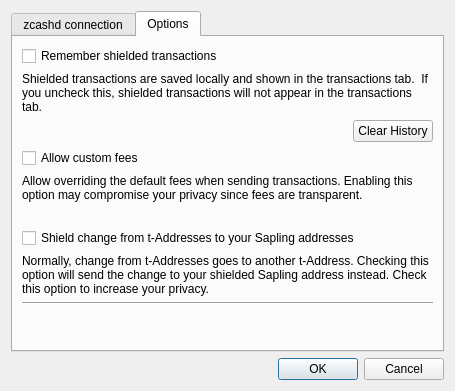
This is src/settings.ui in z-bitcoinz/BitcoinZ_Blue as Qt 5 draws it before an edit. The edited form follows.
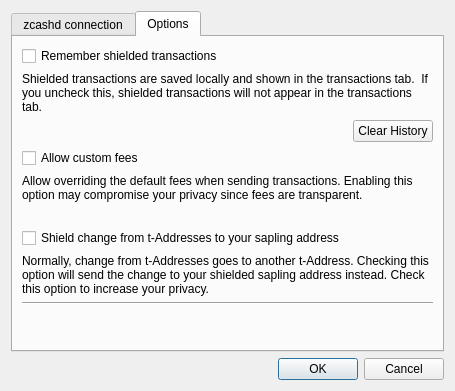
This is the edited form.

Patch:
```diff
--- a/src/settings.ui
+++ b/src/settings.ui
@@ -216,7 +216,7 @@
        <item row="7" column="0" colspan="2">
         <widget class="QLabel" name="label_7">
          <property name="text">
-          <string>Normally, change from t-Addresses goes to another t-Address. Checking this option will send the change to your shielded Sapling address instead. Check this option to increase your privacy.</string>
+          <string>Normally, change from t-Addresses goes to another t-Address. Checking this option will send the change to your shielded sapling address instead. Check this option to increase your privacy.</string>
          </property>
          <property name="wordWrap">
           <bool>true</bool>
@@ -226,7 +226,7 @@
        <item row="6" column="0" colspan="2">
         <widget class="QCheckBox" name="chkAutoShield">
          <property name="text">
-          <string>Shield change from t-Addresses to your Sapling addresses</string>
+          <string>Shield change from t-Addresses to your sapling address</string>
          </property>
         </widget>
        </item>
```
